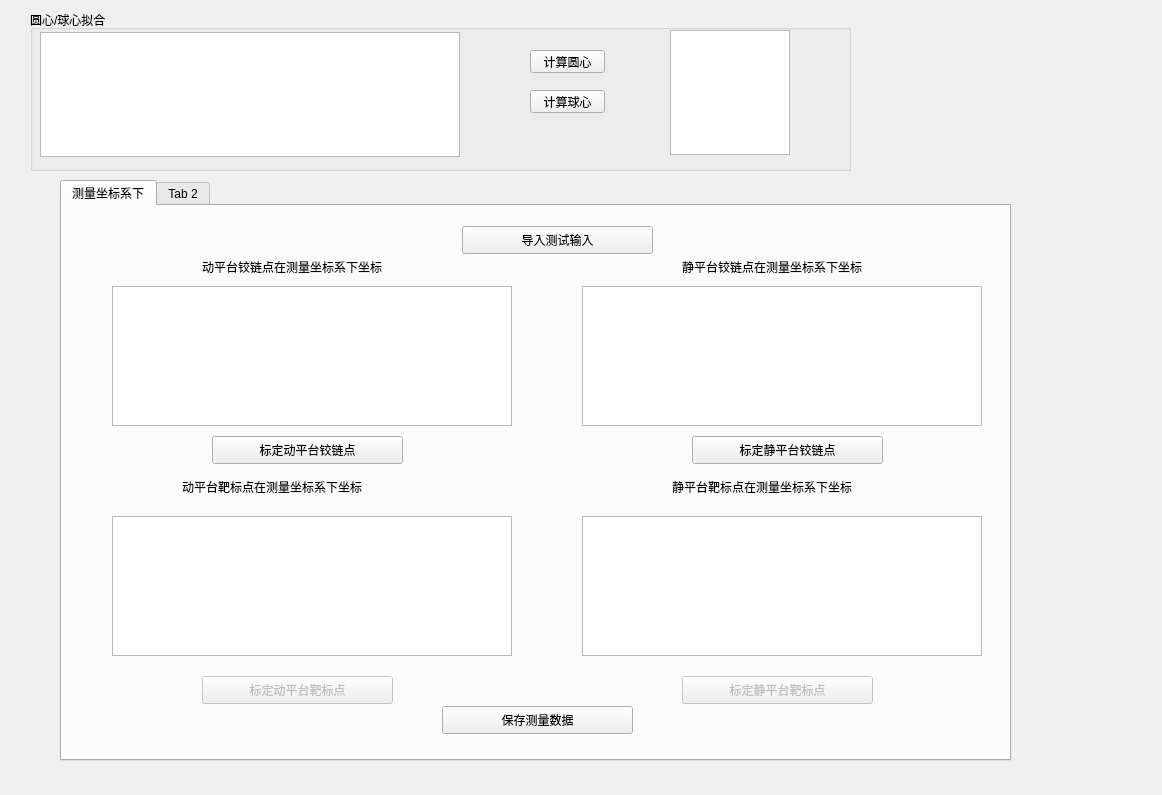
This is SixUpsUiAo/ParameterCalibrate.ui in Wao1996/SixUpsUiAo as Qt 5 draws it before an edit. The edited form follows.
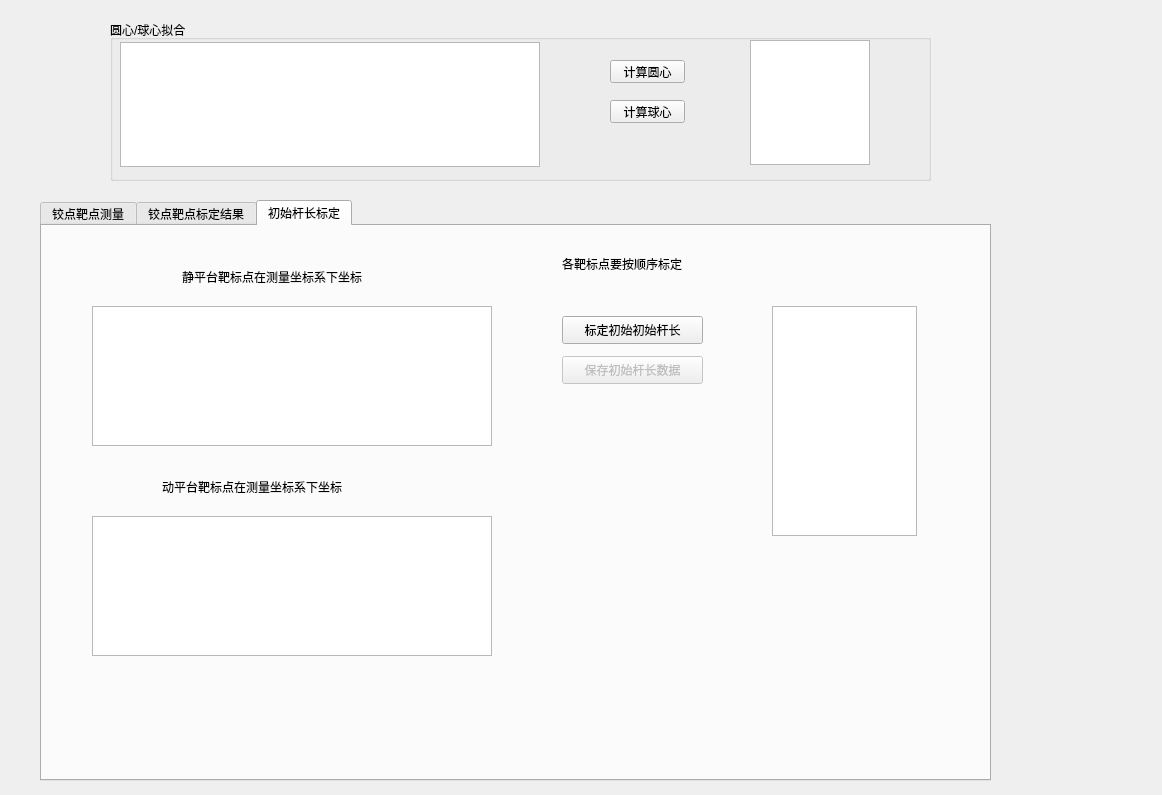
This is the edited form.

What changed in the file:
```diff
--- a/SixUpsUiAo/ParameterCalibrate.ui
+++ b/SixUpsUiAo/ParameterCalibrate.ui
@@ -16,8 +16,8 @@
   <widget class="QGroupBox" name="groupBox">
    <property name="geometry">
     <rect>
-     <x>30</x>
-     <y>10</y>
+     <x>110</x>
+     <y>20</y>
      <width>821</width>
      <height>161</height>
     </rect>
@@ -138,18 +138,18 @@
   <widget class="QTabWidget" name="tabWidget">
    <property name="geometry">
     <rect>
-     <x>60</x>
-     <y>180</y>
+     <x>40</x>
+     <y>200</y>
      <width>951</width>
      <height>581</height>
     </rect>
    </property>
    <property name="currentIndex">
-    <number>0</number>
+    <number>2</number>
    </property>
    <widget class="QWidget" name="tab">
     <attribute name="title">
-     <string>测量坐标系下</string>
+     <string>铰点靶点测量</string>
     </attribute>
     <widget class="QLabel" name="label_5">
      <property name="geometry">
@@ -333,7 +333,7 @@
     <widget class="QPushButton" name="dHingeCalbrateBtn">
      <property name="geometry">
       <rect>
-       <x>150</x>
+       <x>60</x>
        <y>230</y>
        <width>191</width>
        <height>28</height>
@@ -359,8 +359,8 @@
     <widget class="QPushButton" name="sHingeCalbrateBtn">
      <property name="geometry">
       <rect>
-       <x>630</x>
-       <y>230</y>
+       <x>540</x>
+       <y>240</y>
        <width>191</width>
        <height>28</height>
       </rect>
@@ -375,8 +375,8 @@
      </property>
      <property name="geometry">
       <rect>
-       <x>140</x>
-       <y>470</y>
+       <x>80</x>
+       <y>460</y>
        <width>191</width>
        <height>28</height>
       </rect>
@@ -391,8 +391,8 @@
      </property>
      <property name="geometry">
       <rect>
-       <x>620</x>
-       <y>470</y>
+       <x>530</x>
+       <y>460</y>
        <width>191</width>
        <height>28</height>
       </rect>
@@ -401,11 +401,56 @@
       <string>标定静平台靶标点</string>
      </property>
     </widget>
-    <widget class="QPushButton" name="saveMeasureDataBtn">
+    <widget class="QPushButton" name="saveQ_DMBtn">
+     <property name="enabled">
+      <bool>false</bool>
+     </property>
      <property name="geometry">
       <rect>
-       <x>380</x>
-       <y>500</y>
+       <x>290</x>
+       <y>460</y>
+       <width>191</width>
+       <height>28</height>
+      </rect>
+     </property>
+     <property name="text">
+      <string>保存测量数据</string>
+     </property>
+    </widget>
+    <widget class="QPushButton" name="saveD_MBtn">
+     <property name="geometry">
+      <rect>
+       <x>270</x>
+       <y>230</y>
+       <width>191</width>
+       <height>28</height>
+      </rect>
+     </property>
+     <property name="text">
+      <string>保存测量数据</string>
+     </property>
+    </widget>
+    <widget class="QPushButton" name="saveS_MBtn">
+     <property name="geometry">
+      <rect>
+       <x>740</x>
+       <y>240</y>
+       <width>191</width>
+       <height>28</height>
+      </rect>
+     </property>
+     <property name="text">
+      <string>保存测量数据</string>
+     </property>
+    </widget>
+    <widget class="QPushButton" name="saveQ_SMBtn">
+     <property name="enabled">
+      <bool>false</bool>
+     </property>
+     <property name="geometry">
+      <rect>
+       <x>740</x>
+       <y>460</y>
        <width>191</width>
        <height>28</height>
       </rect>
@@ -417,7 +462,7 @@
    </widget>
    <widget class="QWidget" name="tab_2">
     <attribute name="title">
-     <string>Tab 2</string>
+     <string>铰点靶点标定结果</string>
     </attribute>
     <widget class="QLabel" name="label_2">
      <property name="geometry">
@@ -614,6 +659,245 @@
       <size>
        <width>16777215</width>
        <height>140</height>
+      </size>
+     </property>
+     <property name="dragEnabled">
+      <bool>true</bool>
+     </property>
+     <property name="dragDropOverwriteMode">
+      <bool>true</bool>
+     </property>
+     <property name="dragDropMode">
+      <enum>QAbstractItemView::DragDrop</enum>
+     </property>
+     <attribute name="horizontalHeaderMinimumSectionSize">
+      <number>30</number>
+     </attribute>
+    </widget>
+    <widget class="QPushButton" name="saveQ_DDBtn">
+     <property name="enabled">
+      <bool>false</bool>
+     </property>
+     <property name="geometry">
+      <rect>
+       <x>160</x>
+       <y>460</y>
+       <width>191</width>
+       <height>28</height>
+      </rect>
+     </property>
+     <property name="text">
+      <string>保存标定数据</string>
+     </property>
+    </widget>
+    <widget class="QPushButton" name="saveQ_SSBtn">
+     <property name="enabled">
+      <bool>false</bool>
+     </property>
+     <property name="geometry">
+      <rect>
+       <x>620</x>
+       <y>460</y>
+       <width>191</width>
+       <height>28</height>
+      </rect>
+     </property>
+     <property name="text">
+      <string>保存标定数据</string>
+     </property>
+    </widget>
+    <widget class="QPushButton" name="saveSBtn">
+     <property name="enabled">
+      <bool>false</bool>
+     </property>
+     <property name="geometry">
+      <rect>
+       <x>620</x>
+       <y>220</y>
+       <width>191</width>
+       <height>28</height>
+      </rect>
+     </property>
+     <property name="text">
+      <string>保存标定数据</string>
+     </property>
+    </widget>
+    <widget class="QPushButton" name="saveDBtn">
+     <property name="enabled">
+      <bool>false</bool>
+     </property>
+     <property name="geometry">
+      <rect>
+       <x>150</x>
+       <y>210</y>
+       <width>191</width>
+       <height>28</height>
+      </rect>
+     </property>
+     <property name="text">
+      <string>保存标定数据</string>
+     </property>
+    </widget>
+   </widget>
+   <widget class="QWidget" name="tab_3">
+    <attribute name="title">
+     <string>初始杆长标定</string>
+    </attribute>
+    <widget class="QTableWidget" name="tableQ_SM_initL">
+     <property name="geometry">
+      <rect>
+       <x>50</x>
+       <y>80</y>
+       <width>400</width>
+       <height>140</height>
+      </rect>
+     </property>
+     <property name="minimumSize">
+      <size>
+       <width>0</width>
+       <height>140</height>
+      </size>
+     </property>
+     <property name="maximumSize">
+      <size>
+       <width>16777215</width>
+       <height>140</height>
+      </size>
+     </property>
+     <property name="dragEnabled">
+      <bool>true</bool>
+     </property>
+     <property name="dragDropOverwriteMode">
+      <bool>true</bool>
+     </property>
+     <property name="dragDropMode">
+      <enum>QAbstractItemView::DragDrop</enum>
+     </property>
+     <attribute name="horizontalHeaderMinimumSectionSize">
+      <number>30</number>
+     </attribute>
+    </widget>
+    <widget class="QTableWidget" name="tableQ_DM_initL">
+     <property name="geometry">
+      <rect>
+       <x>50</x>
+       <y>290</y>
+       <width>400</width>
+       <height>140</height>
+      </rect>
+     </property>
+     <property name="minimumSize">
+      <size>
+       <width>0</width>
+       <height>140</height>
+      </size>
+     </property>
+     <property name="maximumSize">
+      <size>
+       <width>16777215</width>
+       <height>140</height>
+      </size>
+     </property>
+     <property name="dragEnabled">
+      <bool>true</bool>
+     </property>
+     <property name="dragDropOverwriteMode">
+      <bool>true</bool>
+     </property>
+     <property name="dragDropMode">
+      <enum>QAbstractItemView::DragDrop</enum>
+     </property>
+     <attribute name="horizontalHeaderMinimumSectionSize">
+      <number>30</number>
+     </attribute>
+    </widget>
+    <widget class="QLabel" name="label_9">
+     <property name="geometry">
+      <rect>
+       <x>140</x>
+       <y>40</y>
+       <width>251</width>
+       <height>21</height>
+      </rect>
+     </property>
+     <property name="text">
+      <string>静平台靶标点在测量坐标系下坐标</string>
+     </property>
+    </widget>
+    <widget class="QLabel" name="label_10">
+     <property name="geometry">
+      <rect>
+       <x>120</x>
+       <y>250</y>
+       <width>251</width>
+       <height>21</height>
+      </rect>
+     </property>
+     <property name="text">
+      <string>动平台靶标点在测量坐标系下坐标</string>
+     </property>
+    </widget>
+    <widget class="QPushButton" name="ininLcalbrateBtn">
+     <property name="geometry">
+      <rect>
+       <x>520</x>
+       <y>90</y>
+       <width>141</width>
+       <height>28</height>
+      </rect>
+     </property>
+     <property name="text">
+      <string>标定初始初始杆长</string>
+     </property>
+    </widget>
+    <widget class="QPushButton" name="saveInitLBtn">
+     <property name="enabled">
+      <bool>false</bool>
+     </property>
+     <property name="geometry">
+      <rect>
+       <x>520</x>
+       <y>130</y>
+       <width>141</width>
+       <height>28</height>
+      </rect>
+     </property>
+     <property name="text">
+      <string>保存初始杆长数据</string>
+     </property>
+    </widget>
+    <widget class="QLabel" name="label_11">
+     <property name="geometry">
+      <rect>
+       <x>520</x>
+       <y>30</y>
+       <width>181</width>
+       <height>16</height>
+      </rect>
+     </property>
+     <property name="text">
+      <string>各靶标点要按顺序标定</string>
+     </property>
+    </widget>
+    <widget class="QTableWidget" name="tableInitL">
+     <property name="geometry">
+      <rect>
+       <x>730</x>
+       <y>80</y>
+       <width>145</width>
+       <height>230</height>
+      </rect>
+     </property>
+     <property name="minimumSize">
+      <size>
+       <width>0</width>
+       <height>230</height>
+      </size>
+     </property>
+     <property name="maximumSize">
+      <size>
+       <width>16777215</width>
+       <height>230</height>
       </size>
      </property>
      <property name="dragEnabled">
```
Left out of the diff: 25 changed lines with no effect on the pictures.
